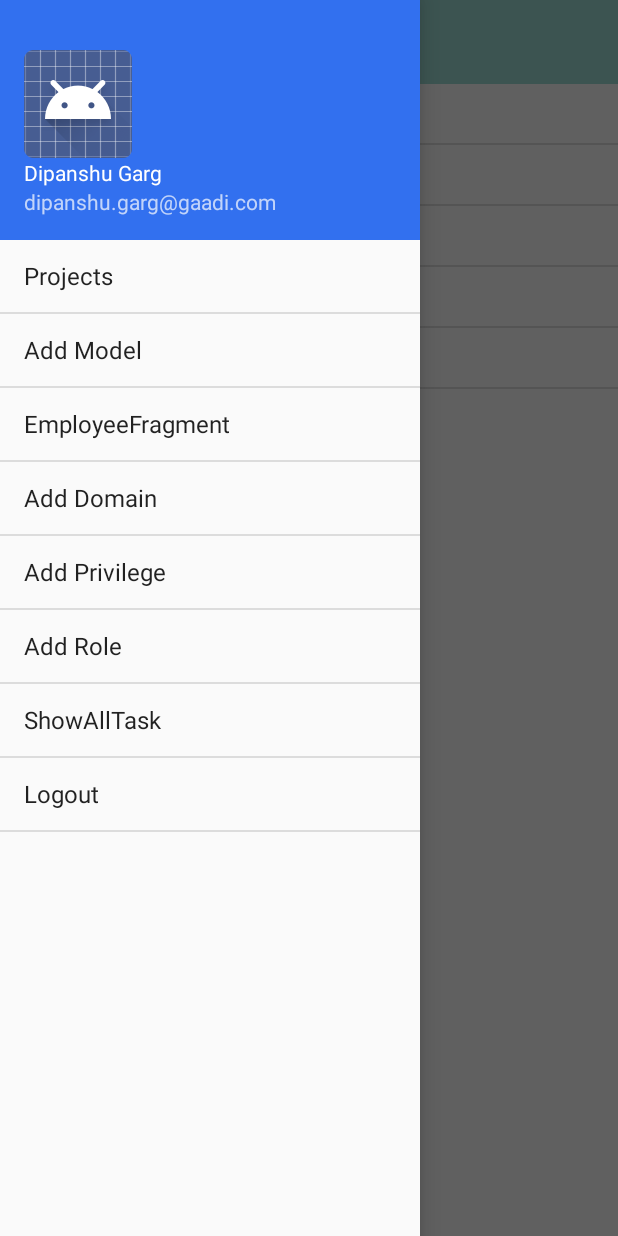
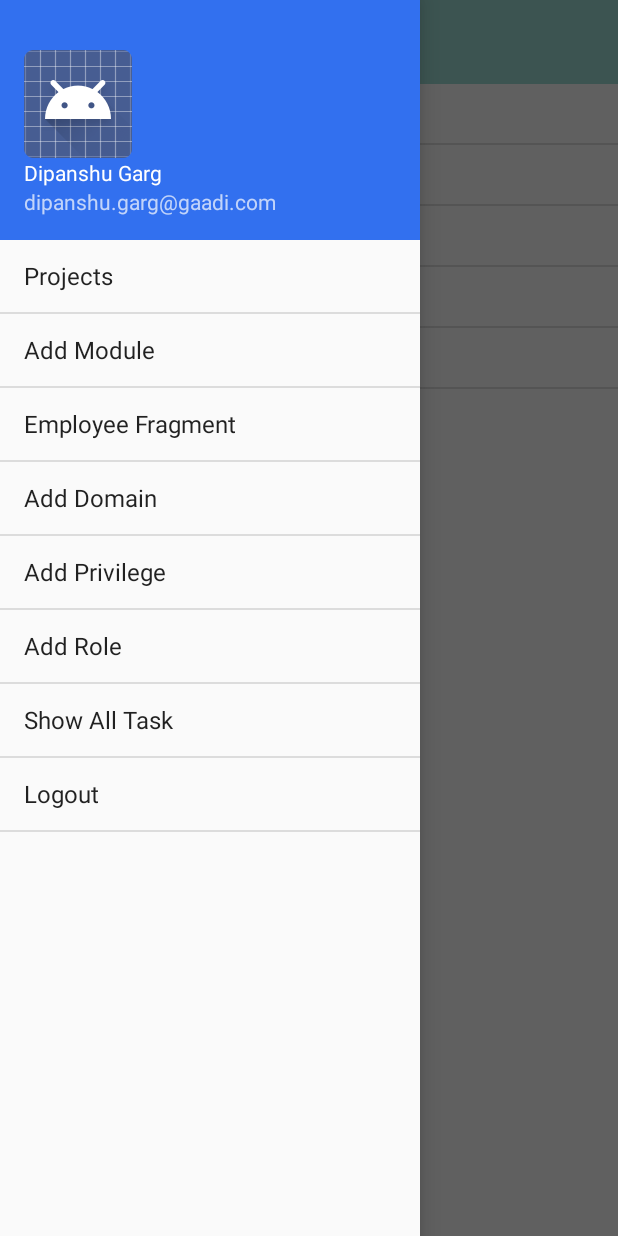
Before and after one commit to lakshay148/OfficeOffice, an Android app: the MainActivity screen opened directly, with no data from a screen before it, with the side drawer open, on a phone screen of 412 x 824 dp. Run offline under Robolectric (Android 15) with nearby library versions, the phone set to English and light mode, and no system bars.

Commit message:
Name Changes

```diff
--- a/app/src/main/java/com/truedev/officeoffice/Activity/MainActivity.java
+++ b/app/src/main/java/com/truedev/officeoffice/Activity/MainActivity.java
@@ -45,7 +45,7 @@ public class MainActivity extends AppCompatActivity {
         initializeView();
         setUpDrawerLayout();
 
-        final String[] values = new String[]{"Projects", "Add Model", "EmployeeFragment", "Add Domain", "Add Privilege","Add Role","ShowAllTask" , "Logout"};
+        final String[] values = new String[]{"Projects", "Add Module", "Employee Fragment", "Add Domain", "Add Privilege","Add Role","Show All Task" , "Logout"};
 
         ArrayAdapter<String> adapter = new ArrayAdapter<String>(this,
                 android.R.layout.simple_list_item_1, android.R.id.text1, values);
@@ -71,7 +71,7 @@ public class MainActivity extends AppCompatActivity {
                 break;
 
            case 1:
-                getSupportActionBar().setTitle("Add Model");
+                getSupportActionBar().setTitle("Add Module");
                getSupportFragmentManager().beginTransaction().replace(R.id.content_frame, AddModelFragment.newInstance(this)).commit();
                 break;
             case 2:
```
